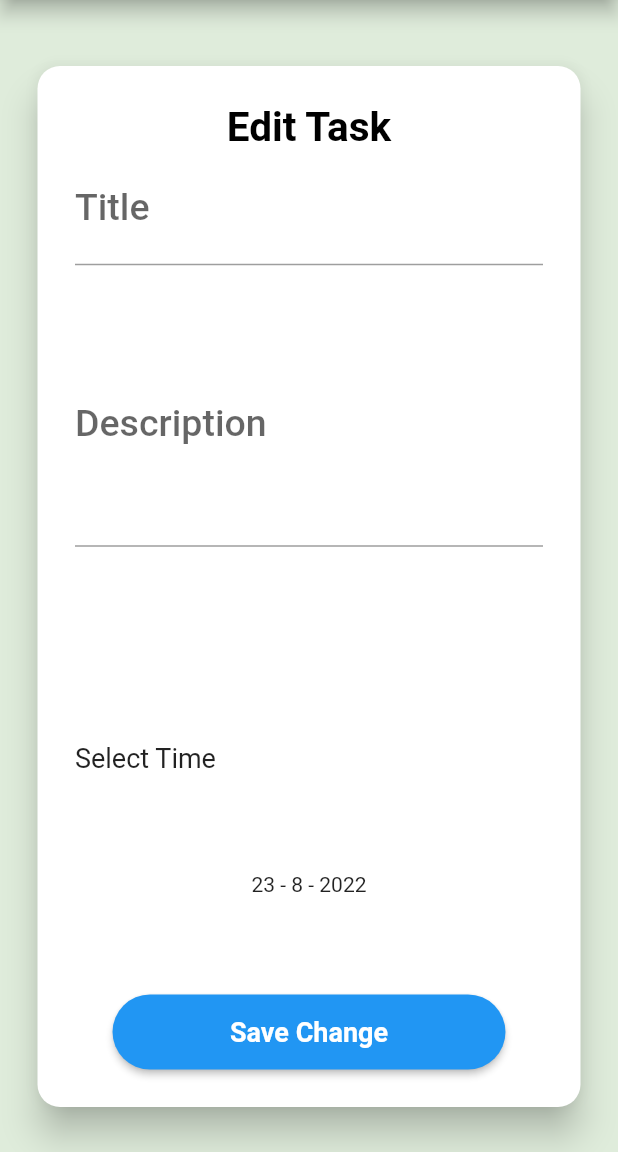
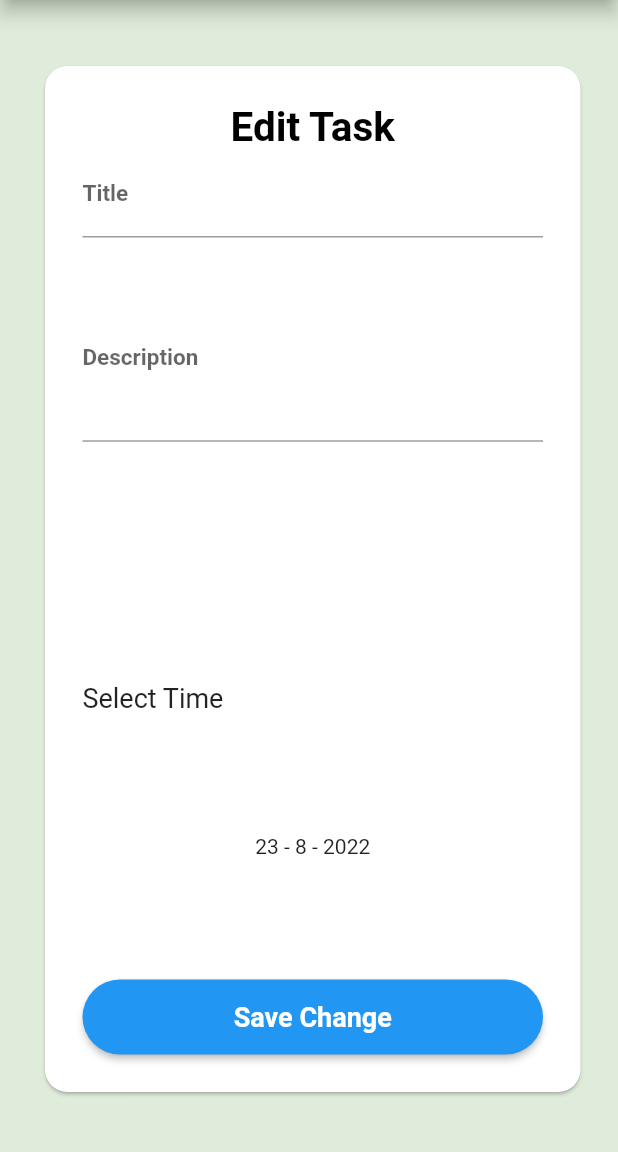
Before and after one commit to Mohammed-Elmahdi/to_do_app, a Flutter app: the EditTask screen opened directly with empty values, on a phone screen of 412 x 824 dp, the part 84-1236 px from its top. Run offline on Flutter 3.47's test engine with Material 2 defaults, Android fonts, the phone set to English and light mode, and no system bars; our stand-ins replace calendar_timeline, cloud_firestore, firebase_core, flutter_slidable; accounts and stored records are empty; generated files the repository leaves out were written again.

Commit message:
last commit

```diff
--- a/lib/LayOut/home_layout.dart
+++ b/lib/LayOut/home_layout.dart
@@ -2,6 +2,8 @@ import 'package:flutter/material.dart';
 import 'package:to_do_new/modules/bottomSheet/add_task_bottom_sheet.dart';
 import 'package:to_do_new/modules/settings/settings.dart';
 import 'package:to_do_new/modules/tsks/tasks_tap.dart';
+import 'package:flutter_localizations/flutter_localizations.dart';
+import 'package:flutter_gen/gen_l10n/app_localizations.dart';
 
 class HomeLayout extends StatefulWidget {
   static const String routeName = 'home';
@@ -19,7 +21,7 @@ class _HomeLayoutState extends State<HomeLayout> {
       // resizeToAvoidBottomInset: true,
       appBar: AppBar(
         title: Text(
-          'To Do',
+          AppLocalizations.of(context)!.todoTitle,
           style: Theme.of(context).textTheme.headline1,
         ),
         centerTitle: true,
--- a/lib/modules/tsks/edit_task.dart
+++ b/lib/modules/tsks/edit_task.dart
@@ -11,7 +11,7 @@ class EditTask extends StatefulWidget {
 }
 
 class _EditTask extends State<EditTask> {
-  var editData;
+  late TaskModel editData;
   var selectedDate = DateTime.now();
   var formKey = GlobalKey<FormState>(); //textFormField
   TextEditingController title=TextEditingController();
@@ -20,10 +20,9 @@ class _EditTask extends State<EditTask> {
 
   @override
   Widget build(BuildContext context) {
-    var size = MediaQuery.of(context).size;
     //get data from navigator
     editData = ModalRoute.of(context)!.settings.arguments as TaskModel;
-    // selectedDate=DateTime.fromMillisecondsSinceEpoch(editData.dateTime);
+    // selectedDate=DateTime.fromMicrosecondsSinceEpoch(editData.dateTime);
     title.text=editData.title;
     description.text=editData.description;
 
@@ -50,12 +49,11 @@ class _EditTask extends State<EditTask> {
         Expanded(
           flex: 8,
           child: Card(
-            elevation: 10,
             color: MyThemeData.WhiteColor,
             shape: RoundedRectangleBorder(
               borderRadius: BorderRadius.circular(15),
             ),
-             margin: const EdgeInsets.only(top: 100,bottom: 30, left: 25, right: 25),
+             margin: const EdgeInsets.only(top: 100,bottom: 40, left: 30, right: 25),
 
 
             child: Container(
@@ -143,9 +141,7 @@ class _EditTask extends State<EditTask> {
                     ),
                   ), //date
                   Spacer(),
-                  Padding(
-                    padding: const EdgeInsets.only(left: 25,right: 25),
-                    child: ElevatedButton(
+                  ElevatedButton(
                     onPressed: () {
                       if (formKey.currentState!.validate()) {
                         showLoading(context, 'Loading...');
@@ -182,7 +178,6 @@ class _EditTask extends State<EditTask> {
                     ),
 
                   ),
-                  ),
                 ],
               ),
             ),
@@ -204,6 +199,7 @@ class _EditTask extends State<EditTask> {
         lastDate: DateTime.now().add(Duration(days: 365)));
     if (choosenDate != null) {
       selectedDate = choosenDate;
+      editData.dateTime=choosenDate.microsecondsSinceEpoch;
       setState(() {});
     }
   }
--- a/lib/shared/styles/my_theme.dart
+++ b/lib/shared/styles/my_theme.dart
@@ -4,7 +4,7 @@ class MyThemeData {
   static Color primaryColor = Color(0xFF5D9CEC);
   static Color OnprimaryColor = Color(0xFFDFECDB);
 
-// static Color primaryColorDark = Color(0xFF12182A);
+static Color primaryColorDark = Color(0xFF060E1E);
   static Color BlackColor = Color(0xFF242424);
 
   static Color WhiteColor = Color(0xFFFFFFFF);
@@ -37,27 +37,32 @@ class MyThemeData {
     // ),
     textTheme: TextTheme(
       headline1: TextStyle(
-        fontSize: 30,
+        fontSize: 22,
         color: WhiteColor,
         fontWeight: FontWeight.w700,
       ),
       headline2: TextStyle(
-        fontSize: 25,
+        fontSize: 18,
         color: primaryColor,
-        fontWeight: FontWeight.w400,
+        fontWeight: FontWeight.w600,
       ),
       headline3: TextStyle(
-        fontSize: 25,
-        color: WhiteColor,
-        fontWeight: FontWeight.w400,
+        fontSize: 18,
+        color: BlackColor,
+        fontWeight: FontWeight.w600,
       ),
       subtitle1: TextStyle(
-        fontSize: 25,
+        fontSize: 15,
         color: BlackColor,
-        fontWeight: FontWeight.w500,
+        fontWeight: FontWeight.w600,
+      ),
+      subtitle2: TextStyle(
+        fontSize: 14,
+        color: BlackColor,
+        fontWeight: FontWeight.w600,
       ),
       bodyText1: TextStyle(
-        fontSize: 20,
+        fontSize: 14,
         color: BlackColor,
         fontWeight: FontWeight.w400,
       ),
@@ -68,35 +73,45 @@ class MyThemeData {
     FloatingActionButtonThemeData(backgroundColor: primaryColor),
   );
 
-// static final ThemeData darkTheme = ThemeData(
-//     primaryColor: primaryColorDark,
-//     appBarTheme: AppBarTheme(
-//         centerTitle: true,
-//         color: Colors.transparent,
-//         elevation: 0,
-//         iconTheme: IconThemeData(color: WhiteColor)),
-//     textTheme: TextTheme(
-//       headline1: TextStyle(
-//         fontSize: 30,
-//         color: WhiteColor,
-//         fontWeight: FontWeight.w700,
-//       ),
-//       headline2: TextStyle(
-//         fontSize: 25,
-//         color: YellowColor,
-//         fontWeight: FontWeight.w400,
-//       ),
-//       subtitle1: TextStyle(
-//         fontSize: 25,
-//         color: YellowColor,
-//         fontWeight: FontWeight.w500,
-//       ),
-//       bodyText1: TextStyle(
-//         fontSize: 20,
-//         color: YellowColor,
-//         fontWeight: FontWeight.w500,
-//       ),
-//     ),
-//     bottomNavigationBarTheme: BottomNavigationBarThemeData(
-//         selectedItemColor: YellowColor, unselectedItemColor: Colors.white));
+static final ThemeData darkTheme = ThemeData(
+    primaryColor: primaryColorDark,
+    appBarTheme: AppBarTheme(
+        centerTitle: true,
+        color: Colors.transparent,
+        elevation: 0,
+        iconTheme: IconThemeData(color: WhiteColor)),
+    textTheme: TextTheme(
+      headline1: TextStyle(
+        fontSize: 22,
+        color: BlackColor,
+        fontWeight: FontWeight.w700,
+      ),
+     headline2: TextStyle(
+        fontSize: 18,
+        color: primaryColor,
+        fontWeight: FontWeight.w600,
+      ),
+      headline3: TextStyle(
+        fontSize: 18,
+        color: BlackColor,
+        fontWeight: FontWeight.w600,
+      ),
+      subtitle1: TextStyle(
+        fontSize: 15,
+        color: WhiteColor,
+        fontWeight: FontWeight.w600,
+      ),
+      subtitle2: TextStyle(
+        fontSize: 14,
+        color: WhiteColor,
+        fontWeight: FontWeight.w600,
+      ),
+      bodyText1: TextStyle(
+        fontSize: 14,
+        color: WhiteColor,
+        fontWeight: FontWeight.w400,
+      ),
+    ),
+    bottomNavigationBarTheme: BottomNavigationBarThemeData(
+        selectedItemColor: primaryColor, unselectedItemColor: Colors.white));
 }
--- a/lib/utils/add_task_firebase.dart
+++ b/lib/utils/add_task_firebase.dart
@@ -8,7 +8,8 @@ import 'package:to_do_new/models/task_model.dart';
 // FirebaseFirestore.instance;
 //1-Function to create collection
 CollectionReference<TaskModel> getTaskFromFireStore() {
-  return FirebaseFirestore.instance.collection('task').withConverter<TaskModel>(
+  return FirebaseFirestore.instance.collection('task')
+      .withConverter<TaskModel>(
       fromFirestore: (snapshot, op) {
         //return model
         return TaskModel.fromJson(snapshot.data()!);
--- a/pubspec.yaml
+++ b/pubspec.yaml
@@ -34,6 +34,7 @@ dependencies:
   intl: ^0.17.0 # Add this line
 
 
+
   # The following adds the Cupertino Icons font to your application.
   # Use with the CupertinoIcons class for iOS style icons.
   cupertino_icons: ^1.0.2
@@ -41,6 +42,7 @@ dependencies:
   firebase_core: ^1.20.0
   cloud_firestore: ^3.4.3
   flutter_slidable: ^2.0.0
+  provider: ^6.0.3
 
 dev_dependencies:
   flutter_test:
```
Also changed, not shown: lib/l10n/app_ar.arb (+24 -2 lines), lib/l10n/app_en.arb (+24 -2 lines), lib/main.dart (+13 -2 lines), lib/modules/settings/MyProvider.dart (+8 -0 lines), lib/modules/settings/ShowLanguageBottomSheet.dart (+11 -15 lines), lib/modules/settings/settings.dart (+10 -4 lines), lib/modules/tsks/task_item.dart (+16 -11 lines), lib/providers/providerTasks.dart (added, +11 -0 lines), lib/modules/settings/ShowThemeBottomSheet.dart (added), pubspec.lock. Lines whose indentation alone changed are shown as unchanged.
